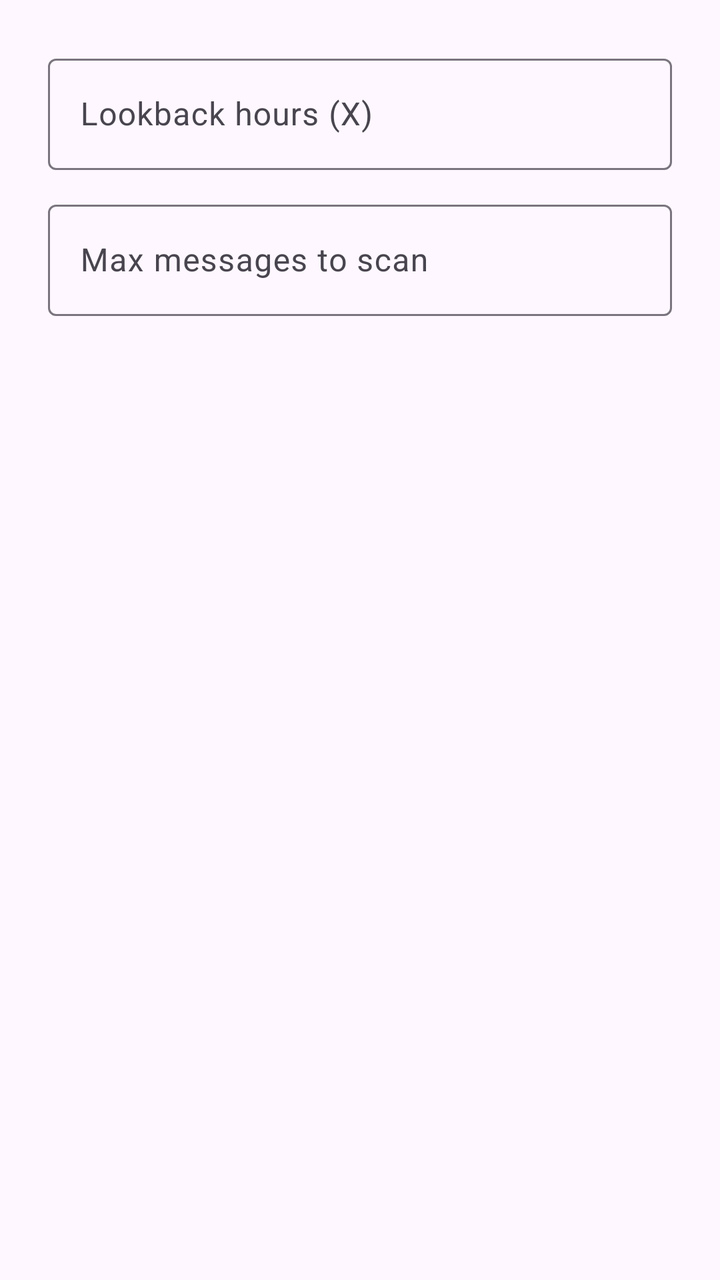
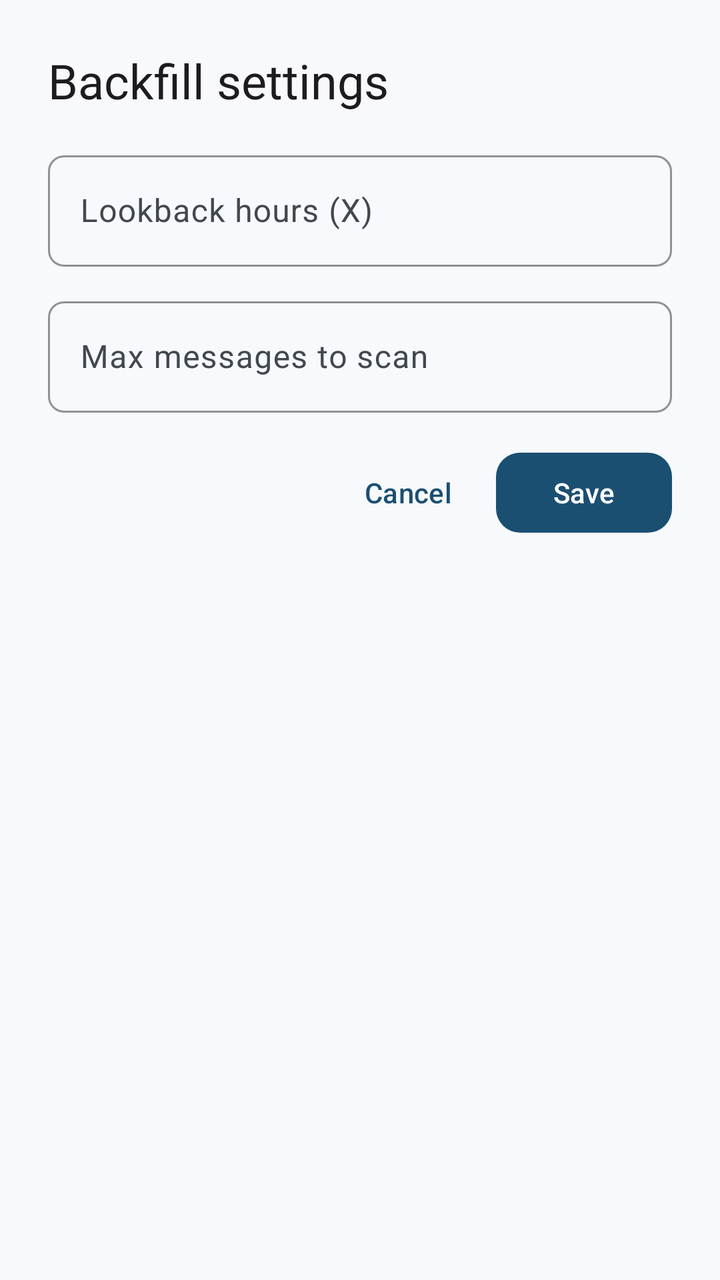

An Android layout rendered at two revisions. The XML below is the earlier revision; the diff shows what the commit changed to produce the second picture.
<!-- AndroidManifest.xml: application theme Theme.TMSCompanion -->
<!-- res/layout/dialog_backfill_settings.xml -->
<?xml version="1.0" encoding="utf-8"?>
<LinearLayout xmlns:android="http://schemas.android.com/apk/res/android"
    android:layout_width="match_parent"
    android:layout_height="wrap_content"
    android:orientation="vertical"
    android:padding="24dp">

    <com.google.android.material.textfield.TextInputLayout
        android:layout_width="match_parent"
        android:layout_height="wrap_content"
        android:hint="@string/backfill_lookback_hint">

        <com.google.android.material.textfield.TextInputEditText
            android:id="@+id/lookbackInput"
            android:layout_width="match_parent"
            android:layout_height="wrap_content"
            android:inputType="number"
            android:maxLines="1" />
    </com.google.android.material.textfield.TextInputLayout>

    <com.google.android.material.textfield.TextInputLayout
        android:layout_width="match_parent"
        android:layout_height="wrap_content"
        android:layout_marginTop="12dp"
        android:hint="@string/backfill_max_rows_hint">

        <com.google.android.material.textfield.TextInputEditText
            android:id="@+id/maxRowsInput"
            android:layout_width="match_parent"
            android:layout_height="wrap_content"
            android:inputType="number"
            android:maxLines="1" />
    </com.google.android.material.textfield.TextInputLayout>
</LinearLayout>
<!-- resources referenced by this layout -->
<resources>
  <style name="Theme.TMSCompanion" parent="Theme.Material3.DayNight.NoActionBar">
          <item name="colorPrimary">@color/purple_500</item>
          <item name="colorPrimaryDark">@color/purple_700</item>
          <item name="colorAccent">@color/teal_200</item>
      </style>
  <color name="purple_500">#6750A4</color>
  <color name="purple_700">#4F378B</color>
  <color name="teal_200">#03DAC5</color>
  <!-- unchanged entries left out for length: 2 -->
</resources>

<!-- the commit's change to res/layout/dialog_backfill_settings.xml (unified diff, before → after) -->
@@ -5,9 +5,16 @@
     android:orientation="vertical"
     android:padding="24dp">
 
+    <TextView
+        android:layout_width="wrap_content"
+        android:layout_height="wrap_content"
+        android:text="@string/backfill_settings_title"
+        android:textAppearance="?attr/textAppearanceHeadlineSmall" />
+
     <com.google.android.material.textfield.TextInputLayout
         android:layout_width="match_parent"
         android:layout_height="wrap_content"
+        android:layout_marginTop="16dp"
         android:hint="@string/backfill_lookback_hint">
 
         <com.google.android.material.textfield.TextInputEditText
@@ -31,4 +38,25 @@
             android:inputType="number"
             android:maxLines="1" />
     </com.google.android.material.textfield.TextInputLayout>
+
+    <LinearLayout
+        android:layout_width="match_parent"
+        android:layout_height="wrap_content"
+        android:layout_marginTop="16dp"
+        android:gravity="end"
+        android:orientation="horizontal">
+
+        <com.google.android.material.button.MaterialButton
+            android:id="@+id/cancelButton"
+            style="@style/Widget.TMS.Button.Text"
+            android:layout_width="wrap_content"
+            android:layout_height="wrap_content"
+            android:text="@string/cancel" />
+
+        <com.google.android.material.button.MaterialButton
+            android:id="@+id/saveButton"
+            android:layout_width="wrap_content"
+            android:layout_height="wrap_content"
+            android:text="@string/save" />
+    </LinearLayout>
 </LinearLayout>
<!-- resource entries referenced after the edit -->
@@ -1,13 +1,188 @@
 <!-- resources referenced by this layout -->
 <resources>
-  <style name="Theme.TMSCompanion" parent="Theme.Material3.DayNight.NoActionBar">
-          <item name="colorPrimary">@color/purple_500</item>
-          <item name="colorPrimaryDark">@color/purple_700</item>
-          <item name="colorAccent">@color/teal_200</item>
+  <string name="backfill_settings_title">Backfill settings</string>
+  <string name="cancel">Cancel</string>
+  <string name="save">Save</string>
+  <style name="Widget.TMS.Button.Text" parent="Widget.Material3.Button.TextButton">
+          <item name="android:minHeight">@dimen/touch_min</item>
       </style>
-  <color name="purple_500">#6750A4</color>
-  <color name="purple_700">#4F378B</color>
-  <color name="teal_200">#03DAC5</color>
+  <style name="Theme.TMSCompanion" parent="Theme.TMSCompanion.Base">
+          <item name="android:windowLightStatusBar">true</item>
+          <item name="android:windowLightNavigationBar">true</item>
+      </style>
+  <dimen name="touch_min">48dp</dimen>
+  <style name="Theme.TMSCompanion.Base" parent="Theme.Material3.DayNight.NoActionBar">
+          <item name="colorPrimary">@color/md_primary</item>
+          <item name="colorOnPrimary">@color/md_on_primary</item>
+          <item name="colorPrimaryContainer">@color/md_primary_container</item>
+          <item name="colorOnPrimaryContainer">@color/md_on_primary_container</item>
+          <item name="colorSecondary">@color/md_secondary</item>
+          <item name="colorOnSecondary">@color/md_on_secondary</item>
+          <item name="colorSecondaryContainer">@color/md_secondary_container</item>
+          <item name="colorOnSecondaryContainer">@color/md_on_secondary_container</item>
+          <item name="colorTertiary">@color/md_tertiary</item>
+          <item name="colorOnTertiary">@color/md_on_tertiary</item>
+          <item name="colorTertiaryContainer">@color/md_tertiary_container</item>
+          <item name="colorOnTertiaryContainer">@color/md_on_tertiary_container</item>
+          <item name="colorError">@color/md_error</item>
+          <item name="colorOnError">@color/md_on_error</item>
+          <item name="colorErrorContainer">@color/md_error_container</item>
+          <item name="colorOnErrorContainer">@color/md_on_error_container</item>
+          <item name="android:colorBackground">@color/md_background</item>
+          <item name="colorOnBackground">@color/md_on_background</item>
+          <item name="colorSurface">@color/md_surface</item>
+          <item name="colorOnSurface">@color/md_on_surface</item>
+          <item name="colorSurfaceVariant">@color/md_surface_variant</item>
+          <item name="colorOnSurfaceVariant">@color/md_on_surface_variant</item>
+          <item name="colorOutline">@color/md_outline</item>
+          <item name="colorOutlineVariant">@color/md_outline_variant</item>
+          <item name="colorSurfaceInverse">@color/md_inverse_surface</item>
+          <item name="colorOnSurfaceInverse">@color/md_inverse_on_surface</item>
+          <item name="colorPrimaryInverse">@color/md_inverse_primary</item>
+          <item name="colorSuccess">@color/md_success</item>
+          <item name="colorOnSuccess">@color/md_on_success</item>
+          <item name="colorSuccessContainer">@color/md_success_container</item>
+          <item name="colorOnSuccessContainer">@color/md_on_success_container</item>
+          <item name="colorPending">@color/md_pending</item>
+          <item name="colorOnPending">@color/md_on_pending</item>
+          <item name="colorPendingContainer">@color/md_pending_container</item>
+          <item name="colorOnPendingContainer">@color/md_on_pending_container</item>
+          <item name="colorGlassOverlay">@color/md_glass_overlay</item>
+          <item name="colorGlassStroke">@color/md_glass_stroke</item>
+          <item name="colorSurfaceContainer">@color/md_surface_container</item>
+          <item name="colorSurfaceContainerLow">@color/md_surface_container_low</item>
+          <item name="colorSurfaceContainerHigh">@color/md_surface_container_high</item>
+          <item name="android:statusBarColor">@android:color/transparent</item>
+          <item name="android:navigationBarColor">@android:color/transparent</item>
+          <item name="android:windowBackground">@color/md_background</item>
+          <item name="shapeAppearanceCornerExtraSmall">@style/ShapeAppearance.TMS.ExtraSmall</item>
+          <item name="shapeAppearanceCornerSmall">@style/ShapeAppearance.TMS.Small</item>
+          <item name="shapeAppearanceCornerMedium">@style/ShapeAppearance.TMS.Medium</item>
+          <item name="shapeAppearanceCornerLarge">@style/ShapeAppearance.TMS.Large</item>
+          <item name="shapeAppearanceCornerExtraLarge">@style/ShapeAppearance.TMS.ExtraLarge</item>
+          <item name="materialCardViewStyle">@style/Widget.TMS.Card</item>
+          <item name="materialButtonStyle">@style/Widget.TMS.Button</item>
+          <item name="floatingActionButtonStyle">@style/Widget.TMS.Fab</item>
+          <item name="bottomNavigationStyle">@style/Widget.TMS.BottomNav</item>
+          <item name="bottomSheetDialogTheme">@style/ThemeOverlay.TMS.BottomSheet</item>
+          <item name="snackbarStyle">@style/Widget.TMS.Snackbar</item>
+          <item name="textInputStyle">@style/Widget.TMS.TextInput</item>
+          <item name="chipStyle">@style/Widget.TMS.Chip</item>
+          <item name="toolbarStyle">@style/Widget.TMS.Toolbar</item>
+      </style>
+  <color name="md_primary">#1B4F72</color>
+  <color name="md_on_primary">#FFFFFF</color>
+  <color name="md_primary_container">#D0E4FF</color>
+  <color name="md_on_primary_container">#001D35</color>
+  <color name="md_secondary">#0F6B63</color>
+  <color name="md_on_secondary">#FFFFFF</color>
+  <color name="md_secondary_container">#B3F0E7</color>
+  <color name="md_on_secondary_container">#00201D</color>
+  <color name="md_tertiary">#5B4A7A</color>
+  <color name="md_on_tertiary">#FFFFFF</color>
+  <color name="md_tertiary_container">#E8DDFF</color>
+  <color name="md_on_tertiary_container">#1A0D33</color>
+  <color name="md_error">#BA1A1A</color>
+  <color name="md_on_error">#FFFFFF</color>
+  <color name="md_error_container">#FFDAD6</color>
+  <color name="md_on_error_container">#410002</color>
+  <color name="md_background">#F7F9FC</color>
+  <color name="md_on_background">#181C20</color>
+  <color name="md_surface">#F7F9FC</color>
+  <color name="md_on_surface">#181C20</color>
+  <color name="md_surface_variant">#DDE3EA</color>
+  <color name="md_on_surface_variant">#41484E</color>
+  <color name="md_outline">#71787F</color>
+  <color name="md_outline_variant">#C1C7CE</color>
+  <color name="md_inverse_surface">#2D3135</color>
+  <color name="md_inverse_on_surface">#EEF1F5</color>
+  <color name="md_inverse_primary">#9DCAEF</color>
+  <color name="md_success">#146C2E</color>
+  <color name="md_on_success">#FFFFFF</color>
+  <color name="md_success_container">#A6F2B4</color>
+  <color name="md_on_success_container">#002107</color>
+  <color name="md_pending">#7A5900</color>
+  <color name="md_on_pending">#FFFFFF</color>
+  <color name="md_pending_container">#FFDF9B</color>
+  <color name="md_on_pending_container">#261A00</color>
+  <color name="md_glass_overlay">#B3F7F9FC</color>
+  <color name="md_glass_stroke">#66FFFFFF</color>
+  <color name="md_surface_container">#EBEEF2</color>
+  <color name="md_surface_container_low">#F1F4F8</color>
+  <color name="md_surface_container_high">#E5E8EC</color>
+  <style name="ShapeAppearance.TMS.ExtraSmall" parent="ShapeAppearance.Material3.Corner.ExtraSmall">
+          <item name="cornerSize">@dimen/shape_xs</item>
+      </style>
+  <style name="ShapeAppearance.TMS.Small" parent="ShapeAppearance.Material3.Corner.Small">
+          <item name="cornerSize">@dimen/shape_sm</item>
+      </style>
+  <style name="ShapeAppearance.TMS.Medium" parent="ShapeAppearance.Material3.Corner.Medium">
+          <item name="cornerSize">@dimen/shape_md</item>
+      </style>
+  <style name="ShapeAppearance.TMS.Large" parent="ShapeAppearance.Material3.Corner.Large">
+          <item name="cornerSize">@dimen/shape_lg</item>
+      </style>
+  <style name="ShapeAppearance.TMS.ExtraLarge" parent="ShapeAppearance.Material3.Corner.ExtraLarge">
+          <item name="cornerSize">@dimen/shape_xl</item>
+      </style>
+  <style name="Widget.TMS.Card" parent="Widget.Material3.CardView.Filled">
+          <item name="shapeAppearance">@style/ShapeAppearance.TMS.Large</item>
+          <item name="cardBackgroundColor">?attr/colorSurfaceContainerLow</item>
+          <item name="cardElevation">0dp</item>
+          <item name="strokeWidth">0dp</item>
+      </style>
+  <style name="Widget.TMS.Button" parent="Widget.Material3.Button">
+          <item name="shapeAppearance">@style/ShapeAppearance.TMS.Medium</item>
+          <item name="android:minHeight">@dimen/touch_min</item>
+      </style>
+  <style name="Widget.TMS.Fab" parent="Widget.Material3.FloatingActionButton.Primary">
+          <item name="shapeAppearance">@style/ShapeAppearance.TMS.Large</item>
+      </style>
+  <style name="Widget.TMS.BottomNav" parent="Widget.Material3.BottomNavigationView">
+          <item name="backgroundTint">@android:color/transparent</item>
+          <item name="itemActiveIndicatorStyle">@style/Widget.TMS.NavIndicator</item>
+          <item name="itemIconTint">@color/nav_item_tint</item>
+          <item name="itemTextColor">@color/nav_item_tint</item>
+          <item name="itemRippleColor">@color/md_primary_container</item>
+          <item name="elevation">0dp</item>
+      </style>
+  <style name="ThemeOverlay.TMS.BottomSheet" parent="ThemeOverlay.Material3.BottomSheetDialog">
+          <item name="bottomSheetStyle">@style/Widget.TMS.BottomSheet</item>
+      </style>
+  <style name="Widget.TMS.Snackbar" parent="Widget.Material3.Snackbar">
+          <item name="backgroundTint">?attr/colorSurfaceContainerHigh</item>
+          <item name="shapeAppearance">@style/ShapeAppearance.TMS.Small</item>
+      </style>
+  <style name="Widget.TMS.TextInput" parent="Widget.Material3.TextInputLayout.OutlinedBox">
+          <item name="shapeAppearance">@style/ShapeAppearance.TMS.Small</item>
+          <item name="boxStrokeColor">?attr/colorOutline</item>
+      </style>
+  <style name="Widget.TMS.Chip" parent="Widget.Material3.Chip.Assist">
+          <item name="chipCornerRadius">@dimen/shape_xs</item>
+          <item name="chipMinHeight">28dp</item>
+          <item name="android:clickable">false</item>
+          <item name="android:checkable">false</item>
+      </style>
+  <style name="Widget.TMS.Toolbar" parent="Widget.Material3.Toolbar">
+          <item name="android:background">@android:color/transparent</item>
+          <item name="titleTextAppearance">?attr/textAppearanceHeadlineSmall</item>
+          <item name="titleTextColor">?attr/colorOnSurface</item>
+          <item name="subtitleTextColor">?attr/colorOnSurfaceVariant</item>
+          <item name="navigationIconTint">?attr/colorOnSurface</item>
+      </style>
+  <dimen name="shape_xs">4dp</dimen>
+  <dimen name="shape_sm">8dp</dimen>
+  <dimen name="shape_md">12dp</dimen>
+  <dimen name="shape_lg">20dp</dimen>
+  <dimen name="shape_xl">28dp</dimen>
+  <style name="Widget.TMS.NavIndicator" parent="Widget.Material3.BottomNavigationView.ActiveIndicator">
+          <item name="android:color">?attr/colorSecondaryContainer</item>
+          <item name="shapeAppearance">@style/ShapeAppearance.TMS.Medium</item>
+      </style>
+  <style name="Widget.TMS.BottomSheet" parent="Widget.Material3.BottomSheet">
+          <item name="shapeAppearance">@style/ShapeAppearance.TMS.ExtraLarge</item>
+          <item name="backgroundTint">?attr/colorSurfaceContainer</item>
+      </style>
   <!-- unchanged entries left out for length: 2 -->
 </resources>
 
